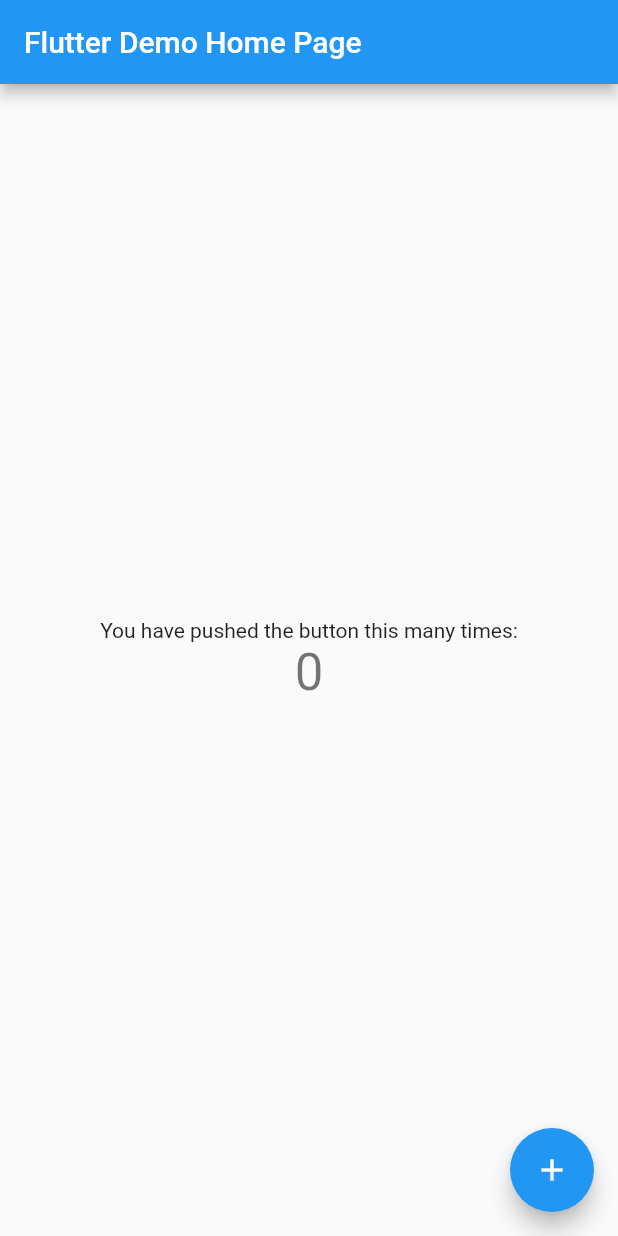
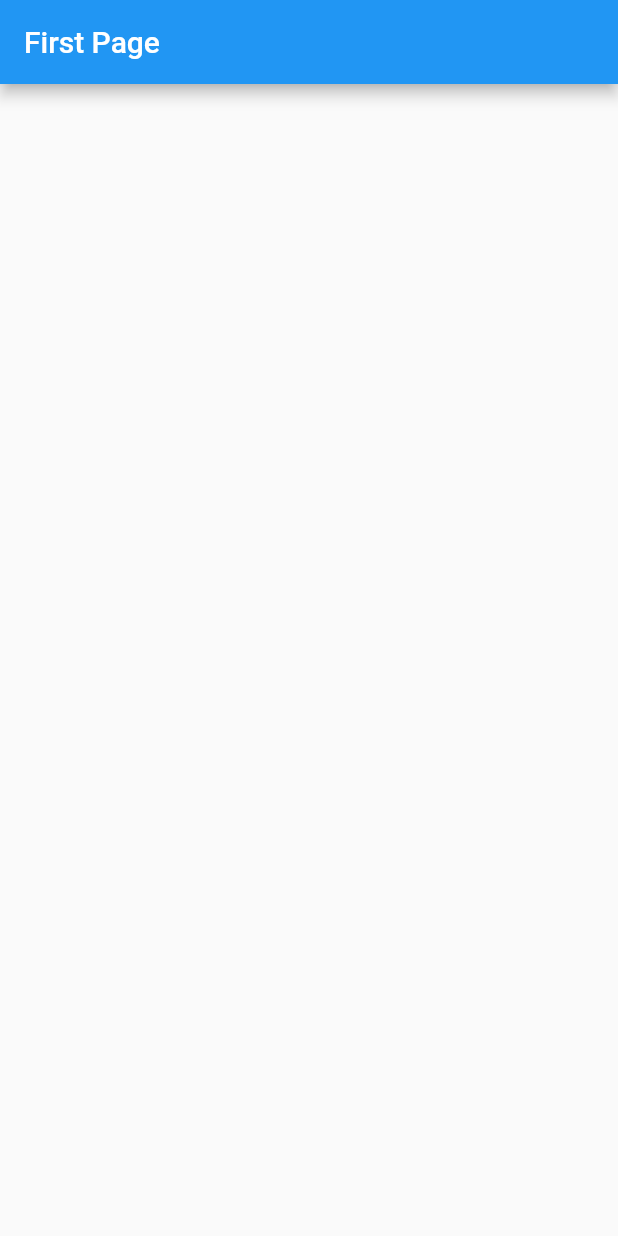
Before and after one commit to ayoubrajabi/flutter_singleton, a Flutter app: the screen it shows after launch, on a phone screen of 412 x 824 dp. Run offline on Flutter 3.47's test engine with Material 2 defaults, Android fonts, the phone set to English and light mode, and no system bars.

```diff
--- a/lib/main.dart
+++ b/lib/main.dart
@@ -1,4 +1,6 @@
 import 'package:flutter/material.dart';
+
+import 'pages/first_page.dart';
 
 void main() {
   runApp(const MyApp());
@@ -11,105 +13,11 @@ class MyApp extends StatelessWidget {
   @override
   Widget build(BuildContext context) {
     return MaterialApp(
-      title: 'Flutter Demo',
+      title: 'Flutter Singleton',
       theme: ThemeData(
-        // This is the theme of your application.
-        //
-        // Try running your application with "flutter run". You'll see the
-        // application has a blue toolbar. Then, without quitting the app, try
-        // changing the primarySwatch below to Colors.green and then invoke
-        // "hot reload" (press "r" in the console where you ran "flutter run",
-        // or simply save your changes to "hot reload" in a Flutter IDE).
-        // Notice that the counter didn't reset back to zero; the application
-        // is not restarted.
         primarySwatch: Colors.blue,
       ),
-      home: const MyHomePage(title: 'Flutter Demo Home Page'),
+      home: const FirstPage(),
     );
   }
 }
-
-class MyHomePage extends StatefulWidget {
-  const MyHomePage({Key? key, required this.title}) : super(key: key);
-
-  // This widget is the home page of your application. It is stateful, meaning
-  // that it has a State object (defined below) that contains fields that affect
-  // how it looks.
-
-  // This class is the configuration for the state. It holds the values (in this
-  // case the title) provided by the parent (in this case the App widget) and
-  // used by the build method of the State. Fields in a Widget subclass are
-  // always marked "final".
-
-  final String title;
-
-  @override
-  State<MyHomePage> createState() => _MyHomePageState();
-}
-
-class _MyHomePageState extends State<MyHomePage> {
-  int _counter = 0;
-
-  void _incrementCounter() {
-    setState(() {
-      // This call to setState tells the Flutter framework that something has
-      // changed in this State, which causes it to rerun the build method below
-      // so that the display can reflect the updated values. If we changed
-      // _counter without calling setState(), then the build method would not be
-      // called again, and so nothing would appear to happen.
-      _counter++;
-    });
-  }
-
-  @override
-  Widget build(BuildContext context) {
-    // This method is rerun every time setState is called, for instance as done
-    // by the _incrementCounter method above.
-    //
-    // The Flutter framework has been optimized to make rerunning build methods
-    // fast, so that you can just rebuild anything that needs updating rather
-    // than having to individually change instances of widgets.
-    return Scaffold(
-      appBar: AppBar(
-        // Here we take the value from the MyHomePage object that was created by
-        // the App.build method, and use it to set our appbar title.
-        title: Text(widget.title),
-      ),
-      body: Center(
-        // Center is a layout widget. It takes a single child and positions it
-        // in the middle of the parent.
-        child: Column(
-          // Column is also a layout widget. It takes a list of children and
-          // arranges them vertically. By default, it sizes itself to fit its
-          // children horizontally, and tries to be as tall as its parent.
-          //
-          // Invoke "debug painting" (press "p" in the console, choose the
-          // "Toggle Debug Paint" action from the Flutter Inspector in Android
-          // Studio, or the "Toggle Debug Paint" command in Visual Studio Code)
-          // to see the wireframe for each widget.
-          //
-          // Column has various properties to control how it sizes itself and
-          // how it positions its children. Here we use mainAxisAlignment to
-          // center the children vertically; the main axis here is the vertical
-          // axis because Columns are vertical (the cross axis would be
-          // horizontal).
-          mainAxisAlignment: MainAxisAlignment.center,
-          children: <Widget>[
-            const Text(
-              'You have pushed the button this many times:',
-            ),
-            Text(
-              '$_counter',
-              style: Theme.of(context).textTheme.headline4,
-            ),
-          ],
-        ),
-      ),
-      floatingActionButton: FloatingActionButton(
-        onPressed: _incrementCounter,
-        tooltip: 'Increment',
-        child: const Icon(Icons.add),
-      ), // This trailing comma makes auto-formatting nicer for build methods.
-    );
-  }
-}
--- /dev/null
+++ b/lib/pages/first_page.dart
@@ -0,0 +1,14 @@
+import 'package:flutter/material.dart';
+
+class FirstPage extends StatelessWidget {
+  const FirstPage({Key? key}) : super(key: key);
+
+  @override
+  Widget build(BuildContext context) {
+    return Scaffold(
+      appBar: AppBar(
+        title: const Text('First Page'),
+      ),
+    );
+  }
+}
--- /dev/null
+++ b/lib/pages/second_page.dart
@@ -0,0 +1,14 @@
+import 'package:flutter/material.dart';
+
+class SecondPage extends StatelessWidget {
+  const SecondPage({Key? key}) : super(key: key);
+
+  @override
+  Widget build(BuildContext context) {
+    return Scaffold(
+      appBar: AppBar(
+        title: const Text('Second Page'),
+      ),
+    );
+  }
+}
```
